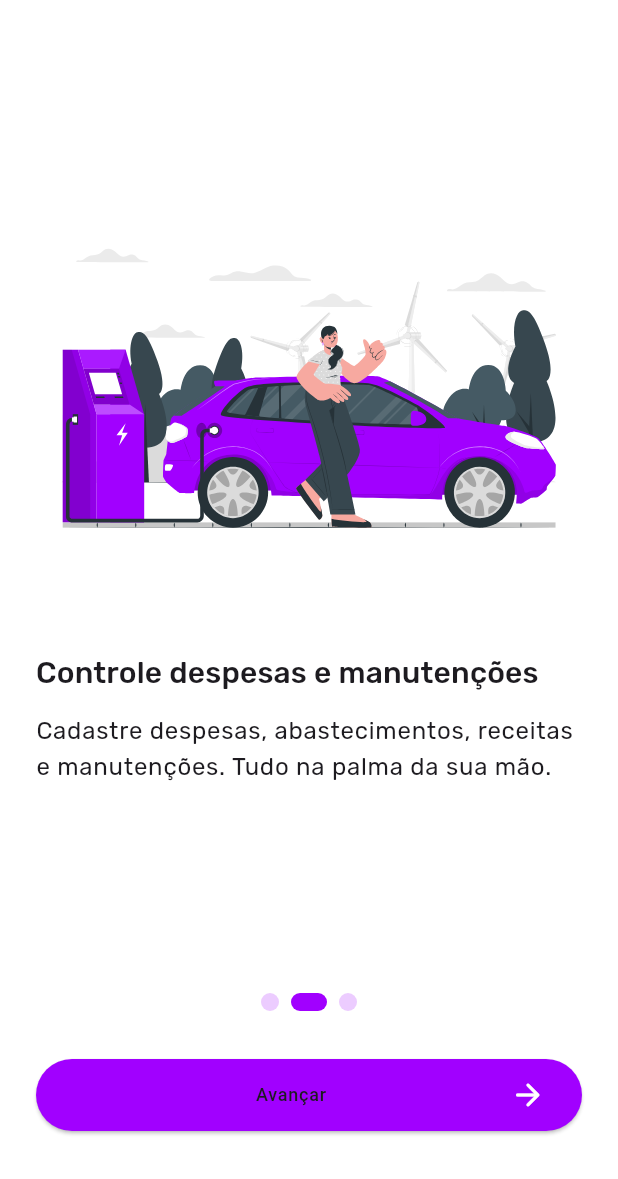
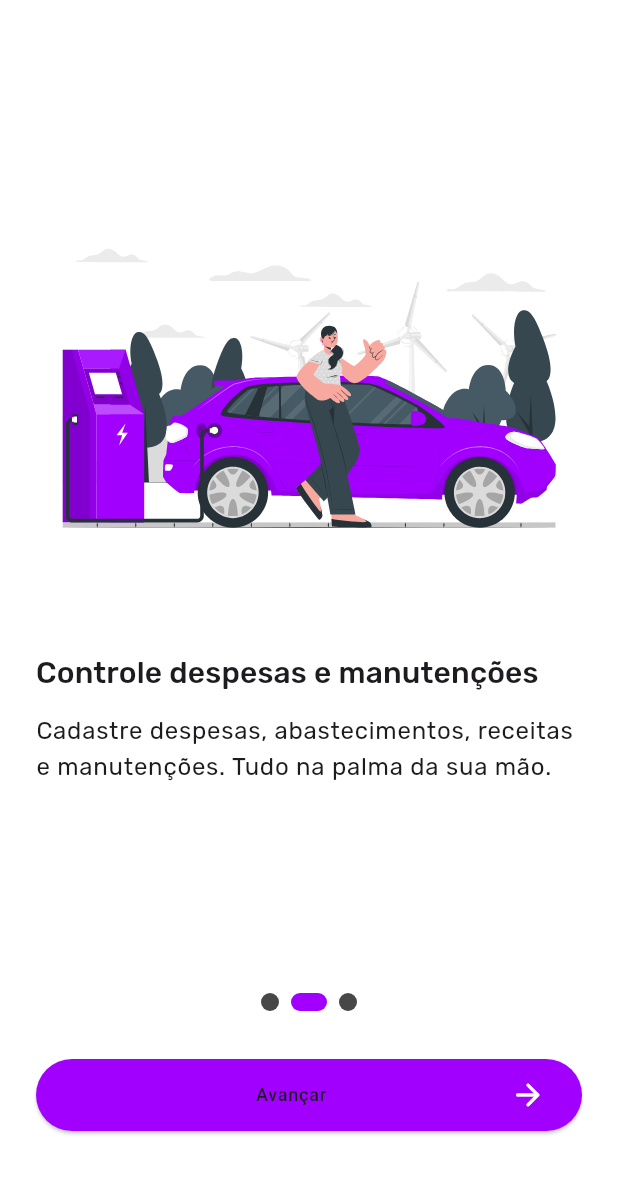
Before and after one commit to Barba2k2/meu_carango_app, a Flutter app: the screen it shows after launch, swiped to page 2, on a phone screen of 412 x 824 dp, the part 57-1236 px from its top. Run offline on Flutter 3.47's test engine with Material 3 defaults, Android fonts, the phone set to English and light mode, and no system bars; our stand-ins replace flutter_svg, gap, get_it, go_router, google_fonts; missing offline and left inert: lucid_validation.

Commit message:
fix(onboarding_page): Changed color of inactive step from primaryColor to greyColor

```diff
--- a/lib/src/core/features/onboarding/presentation/pages/onboarding_page.dart
+++ b/lib/src/core/features/onboarding/presentation/pages/onboarding_page.dart
@@ -4,7 +4,9 @@ import 'package:design_system/design_system.dart';
 import 'package:flutter/material.dart';
 import 'package:flutter_svg/flutter_svg.dart';
 import 'package:gap/gap.dart';
+import 'package:provider/provider.dart';
 
+import '../../../../theme/controller/theme_controller.dart';
 import '../data/onboarding_data.dart';
 import '../widget/onboarding_widget.dart';
 
@@ -43,9 +45,7 @@ class _OnboardingPageState extends State<OnboardingPage> {
           height: 12,
           decoration: BoxDecoration(
             borderRadius: BorderRadius.circular(12),
-            color: index == _currentPage
-                ? AppColors.primaryColor
-                : AppColors.primaryColor.withOpacity(0.2),
+            color: index == _currentPage ? AppColors.primaryColor : AppColors.greyColor,
           ),
         ),
       ),
@@ -54,13 +54,8 @@ class _OnboardingPageState extends State<OnboardingPage> {
 
   @override
   Widget build(BuildContext context) {
-    final theme = Theme.of(context);
-    final isDarkMode = theme.brightness == Brightness.dark;
-    final platformBrightness = MediaQuery.platformBrightnessOf(context);
-
-    // Debug prints
-    log('Platform brightness: $platformBrightness');
-    log('Theme brightness: ${theme.brightness}');
+    final themeController = Provider.of<ThemeController>(context);
+    final isDarkMode = themeController.isDarkMode;
 
     return Scaffold(
       appBar: AppBar(
```
